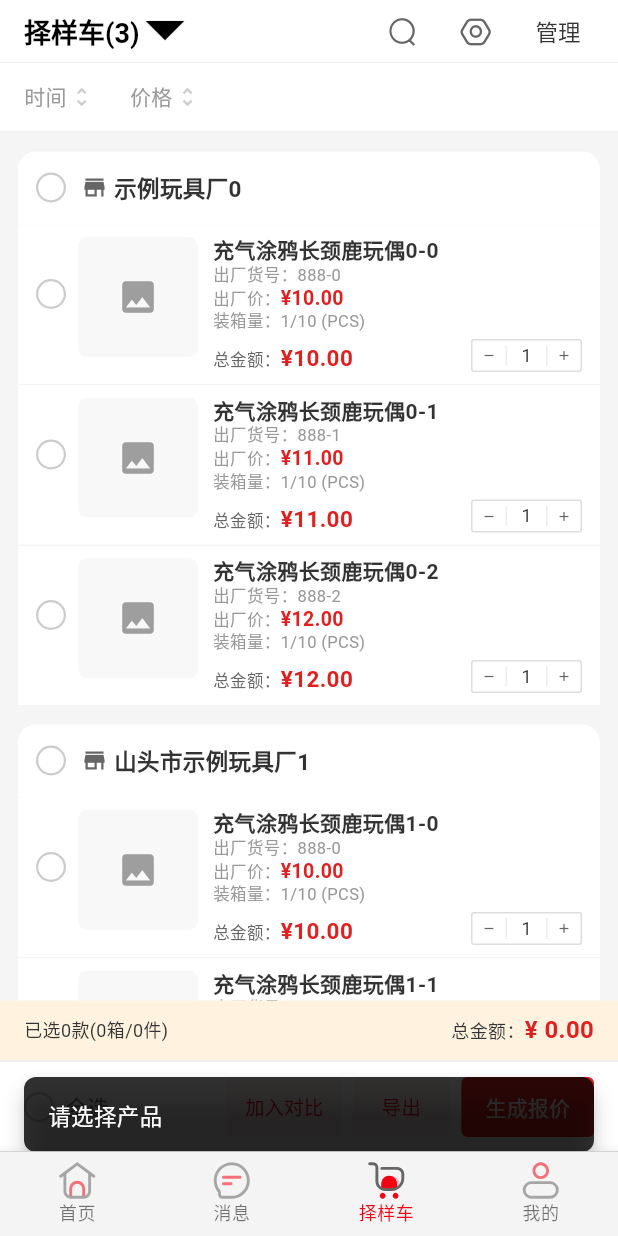
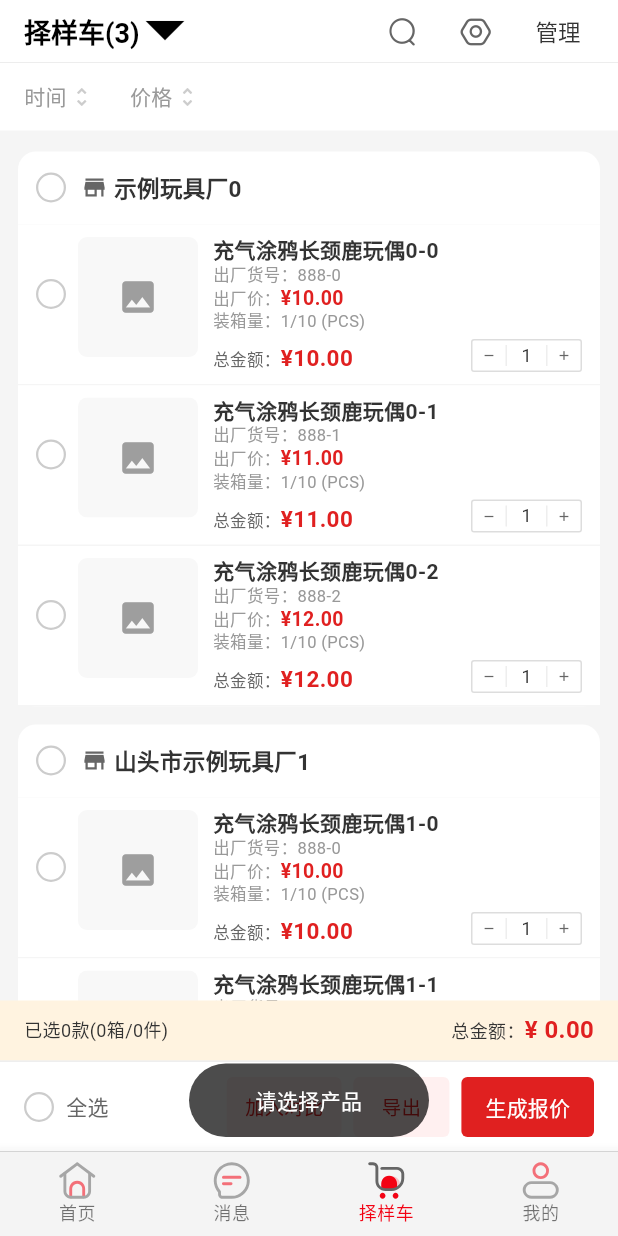
Before and after one commit to pengjil227-pixel/HsSoft.ToysPlatform.AppV1, a Flutter app: the screen it shows after launch, item 3 of the bottom bar chosen, after a tap on "生成报价", on a phone screen of 412 x 824 dp. Run offline on Flutter 3.47's test engine with Material 3 defaults, Android fonts, the light colour scheme and no system bars; drawn by our look-alikes of pull_to_refresh; our stand-ins replace cached_network_image, card_swiper, dio, fluttertoast, go_router, qr_flutter and 2 more; accounts and stored records are empty; network calls fail; Roboto replaces fonts that are missing (DIN); statements that could not run were skipped.

Commit message:
bug提交

```diff
--- a/lib/src/pages/company/cart.dart
+++ b/lib/src/pages/company/cart.dart
@@ -140,17 +140,26 @@ class _CartPageState extends State<CartPage> {
     return selected;
   }
 
-  void _showTopTip(String message) {
+void _showTopTip(String message) {
     ScaffoldMessenger.of(context)
       ..removeCurrentSnackBar()
       ..showSnackBar(
         SnackBar(
-          content: Text(message),
-          behavior: SnackBarBehavior.floating,
-          margin: const EdgeInsets.fromLTRB(16, 16, 16, 0),
+          content: Text(
+            message,
+            textAlign: TextAlign.center, // 文字居中
+            style: const TextStyle(fontSize: 14, color: Colors.white),
+          ),
+          behavior: SnackBarBehavior.floating, // 悬浮样式
+          // 设置固定宽度，或者通过 margin 来控制大小，这里用 width 让它看起来像个小胶囊
+          width: 160,
+          elevation: 0, // 去掉自带阴影，用背景色看起来更扁平
+          backgroundColor: const Color(0xB3000000), // 半透明黑色背景 (0xB3 = 70% opacity)
           duration: const Duration(seconds: 2),
-          backgroundColor: Colors.black.withValues(alpha: 0.8),
-          shape: RoundedRectangleBorder(borderRadius: BorderRadius.circular(8)),
+          // StadiumBorder 会让两边变成完全圆角（胶囊形）
+          shape: const StadiumBorder(),
+          // 如果你想调整位置，可以使用 margin (但不能和 width 同时使用，除非 behavior 是 floating)
+          // 这里使用 width + behavior: floating 会自动居中在底部
         ),
       );
   }
@@ -170,13 +179,18 @@ class _CartPageState extends State<CartPage> {
     });
   }
 
-  void _updateProduct(ProductModel product) {
+void _updateProduct(ProductModel product) {
     setState(() {
       _data = _data
           .map((FactoryModel factory) {
-            if (factory.products.contains(product)) {
+            // 修复点：这里不要用 contains(product)，因为对象引用变了。
+            // 而是通过 id 判断这个工厂里是否有这个产品。
+            final bool hasProduct = factory.products.any((p) => p.id == product.id);
+
+            if (hasProduct) {
               return factory.copyWith(
                 products: factory.products
+                    // 找到对应 ID 的产品并替换
                     .map((ProductModel p) => p.id == product.id ? product : p)
                     .toList(growable: false),
               );
```
